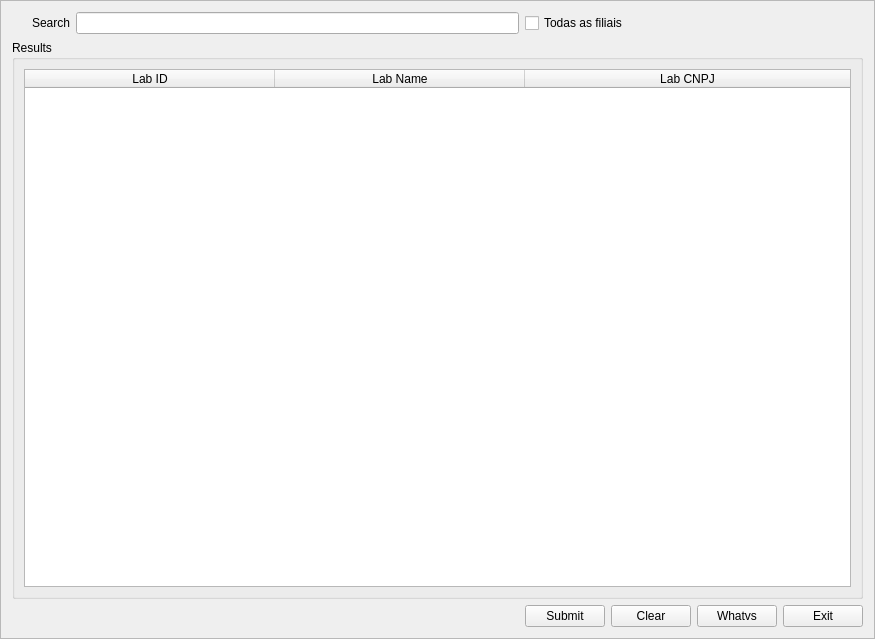
Qt form src/GUI/SearchBoxAlfa.ui (f-t-alves/npx_public) before a commit.
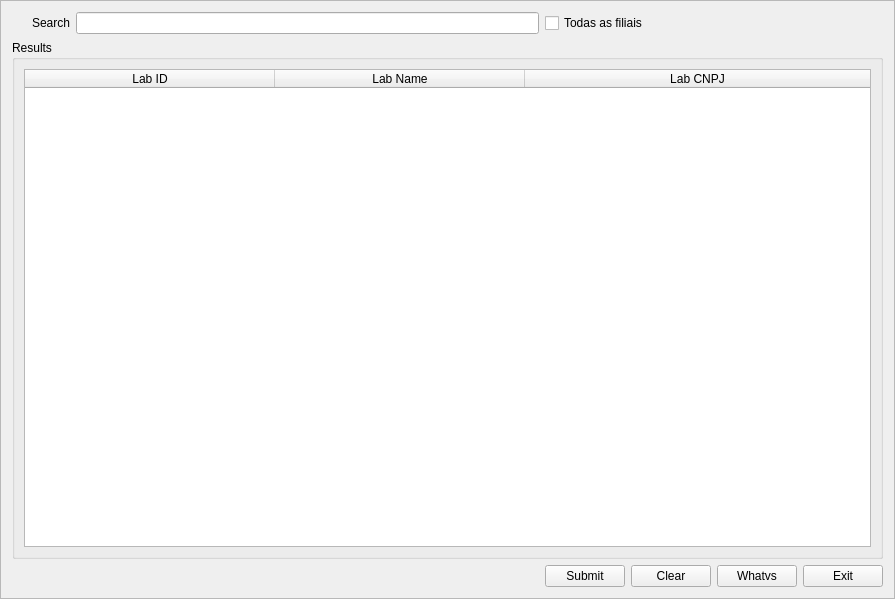
The same form after that commit. Icons and pictures are not drawn.

Patch:
```diff
--- a/src/GUI/SearchBoxAlfa.ui
+++ b/src/GUI/SearchBoxAlfa.ui
@@ -6,8 +6,8 @@
    <rect>
     <x>0</x>
     <y>0</y>
-    <width>875</width>
-    <height>639</height>
+    <width>895</width>
+    <height>599</height>
    </rect>
   </property>
   <property name="windowTitle">
```
Left out of the diff: 26 changed lines with no effect on the pictures.
